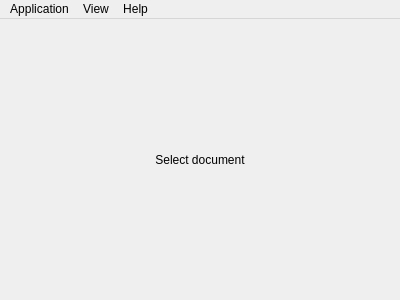
Kuszki/Multimap-Zasiegi, file mainwindow.ui: the form before one commit.
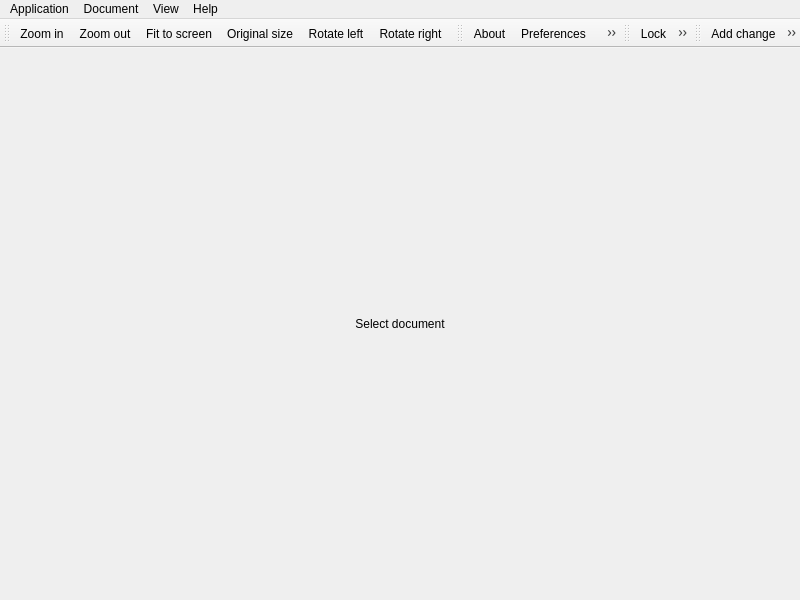
The form after the commit. Icons and pictures are not drawn.

Commit message: Next part of code

Patch:
```diff
--- a/mainwindow.ui
+++ b/mainwindow.ui
@@ -6,8 +6,8 @@
    <rect>
     <x>0</x>
     <y>0</y>
-    <width>400</width>
-    <height>300</height>
+    <width>800</width>
+    <height>600</height>
    </rect>
   </property>
   <property name="windowTitle">
@@ -31,8 +31,8 @@
         <rect>
          <x>0</x>
          <y>0</y>
-         <width>384</width>
-         <height>261</height>
+         <width>784</width>
+         <height>527</height>
         </rect>
        </property>
        <layout class="QGridLayout" name="scroolLayout">
@@ -69,7 +69,7 @@
     <rect>
      <x>0</x>
      <y>0</y>
-     <width>400</width>
+     <width>800</width>
      <height>23</height>
     </rect>
    </property>
@@ -96,11 +96,89 @@
     <addaction name="actionZoomout"/>
     <addaction name="actionFit"/>
     <addaction name="actionOrg"/>
+    <addaction name="separator"/>
+    <addaction name="actionRotateleft"/>
+    <addaction name="actionRotateright"/>
+   </widget>
+   <widget class="QMenu" name="menuDocument">
+    <property name="title">
+     <string>Document</string>
+    </property>
+    <addaction name="actionNext"/>
+    <addaction name="actionPrevious"/>
+    <addaction name="separator"/>
+    <addaction name="actionLock"/>
+    <addaction name="actionSave"/>
+    <addaction name="separator"/>
+    <addaction name="actionAddchange"/>
+    <addaction name="actionRemovechange"/>
+    <addaction name="actionUndochange"/>
    </widget>
    <addaction name="menuApplication"/>
+   <addaction name="menuDocument"/>
    <addaction name="menuView"/>
    <addaction name="menuHelp"/>
   </widget>
+  <widget class="QToolBar" name="viewTool">
+   <property name="windowTitle">
+    <string>View</string>
+   </property>
+   <attribute name="toolBarArea">
+    <enum>TopToolBarArea</enum>
+   </attribute>
+   <attribute name="toolBarBreak">
+    <bool>false</bool>
+   </attribute>
+   <addaction name="actionZoomin"/>
+   <addaction name="actionZoomout"/>
+   <addaction name="actionFit"/>
+   <addaction name="actionOrg"/>
+   <addaction name="actionRotateleft"/>
+   <addaction name="actionRotateright"/>
+  </widget>
+  <widget class="QToolBar" name="helpTool">
+   <property name="windowTitle">
+    <string>Help</string>
+   </property>
+   <attribute name="toolBarArea">
+    <enum>TopToolBarArea</enum>
+   </attribute>
+   <attribute name="toolBarBreak">
+    <bool>false</bool>
+   </attribute>
+   <addaction name="actionAbout"/>
+   <addaction name="actionPreferences"/>
+   <addaction name="actionExit"/>
+  </widget>
+  <widget class="QToolBar" name="actionsTool">
+   <property name="windowTitle">
+    <string>Actions</string>
+   </property>
+   <attribute name="toolBarArea">
+    <enum>TopToolBarArea</enum>
+   </attribute>
+   <attribute name="toolBarBreak">
+    <bool>false</bool>
+   </attribute>
+   <addaction name="actionLock"/>
+   <addaction name="actionSave"/>
+   <addaction name="actionPrevious"/>
+   <addaction name="actionNext"/>
+  </widget>
+  <widget class="QToolBar" name="changesTool">
+   <property name="windowTitle">
+    <string>Changes</string>
+   </property>
+   <attribute name="toolBarArea">
+    <enum>TopToolBarArea</enum>
+   </attribute>
+   <attribute name="toolBarBreak">
+    <bool>false</bool>
+   </attribute>
+   <addaction name="actionAddchange"/>
+   <addaction name="actionRemovechange"/>
+   <addaction name="actionUndochange"/>
+  </widget>
   <action name="actionScan">
    <property name="icon">
     <iconset theme="view-refresh">
@@ -182,6 +260,110 @@
     <string>Update roles</string>
    </property>
   </action>
+  <action name="actionNext">
+   <property name="icon">
+    <iconset theme="next">
+     <normaloff>.</normaloff>.</iconset>
+   </property>
+   <property name="text">
+    <string>Next document</string>
+   </property>
+   <property name="shortcut">
+    <string>Ctrl+Return</string>
+   </property>
+  </action>
+  <action name="actionPrevious">
+   <property name="icon">
+    <iconset theme="previous">
+     <normaloff>.</normaloff>.</iconset>
+   </property>
+   <property name="text">
+    <string>Previous document</string>
+   </property>
+   <property name="shortcut">
+    <string>Ctrl+Backspace</string>
+   </property>
+  </action>
+  <action name="actionLock">
+   <property name="checkable">
+    <bool>true</bool>
+   </property>
+   <property name="icon">
+    <iconset theme="tools-check-spelling">
+     <normaloff>.</normaloff>.</iconset>
+   </property>
+   <property name="text">
+    <string>Lock</string>
+   </property>
+   <property name="shortcut">
+    <string>Ctrl+E</string>
+   </property>
+  </action>
+  <action name="actionSave">
+   <property name="icon">
+    <iconset theme="filesave">
+     <normaloff>.</normaloff>.</iconset>
+   </property>
+   <property name="text">
+    <string>Save</string>
+   </property>
+   <property name="shortcut">
+    <string>Ctrl+S</string>
+   </property>
+  </action>
+  <action name="actionPreferences">
+   <property name="icon">
+    <iconset theme="preferences-system">
+     <normaloff>.</normaloff>.</iconset>
+   </property>
+   <property name="text">
+    <string>Preferences</string>
+   </property>
+  </action>
+  <action name="actionRotateleft">
+   <property name="icon">
+    <iconset theme="object-rotate-left">
+     <normaloff>.</normaloff>.</iconset>
+   </property>
+   <property name="text">
+    <string>Rotate left</string>
+   </property>
+  </action>
+  <action name="actionRotateright">
+   <property name="icon">
+    <iconset theme="object-rotate-right">
+     <normaloff>.</normaloff>.</iconset>
+   </property>
+   <property name="text">
+    <string>Rotate right</string>
+   </property>
+  </action>
+  <action name="actionAddchange">
+   <property name="icon">
+    <iconset theme="list-add">
+     <normaloff>.</normaloff>.</iconset>
+   </property>
+   <property name="text">
+    <string>Add change</string>
+   </property>
+  </action>
+  <action name="actionRemovechange">
+   <property name="icon">
+    <iconset theme="list-remove">
+     <normaloff>.</normaloff>.</iconset>
+   </property>
+   <property name="text">
+    <string>Remove change</string>
+   </property>
+  </action>
+  <action name="actionUndochange">
+   <property name="icon">
+    <iconset theme="edit-undo"/>
+   </property>
+   <property name="text">
+    <string>Undo change</string>
+   </property>
+  </action>
  </widget>
  <layoutdefault spacing="6" margin="11"/>
  <resources/>
```
Left out of the diff: 144 changed lines with no effect on the pictures. The commit also changes 21 other files.
